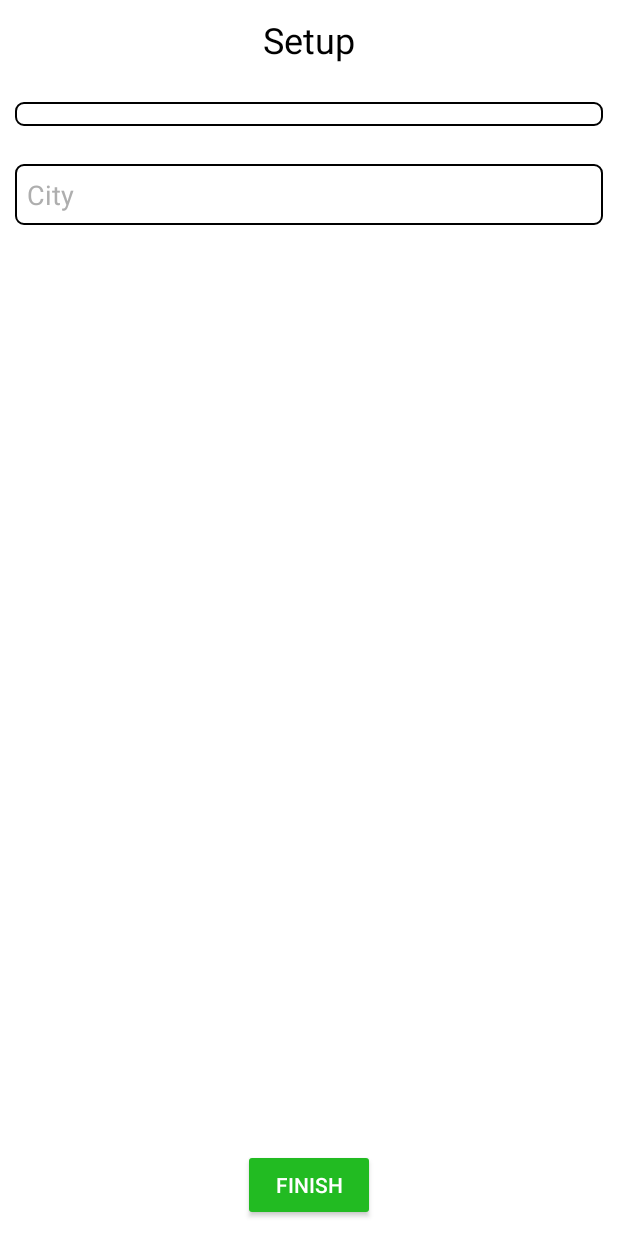
After one commit to Szomti/FindPath, an Android app: the layout activity_setup.xml on its own in the app's theme, with its tools: preview values and no code run, on a phone screen of 412 x 824 dp. The commit adds this screen. Run offline under Robolectric (Android 15) with nearby library versions, the phone set to English and light mode, and no system bars.

Commit message:
Setup Layout; Edited Themes;

```diff
--- /dev/null
+++ b/app/src/main/res/drawable/border_background.xml
@@ -0,0 +1,5 @@
+<shape xmlns:android="http://schemas.android.com/apk/res/android" android:shape="rectangle" >
+    <solid android:color="#00000000" />
+    <stroke android:width="1dip" android:color="#FF000000" />
+    <corners android:radius="5dp"/>
+</shape>
--- a/app/src/main/res/layout/activity_main.xml
+++ b/app/src/main/res/layout/activity_main.xml
@@ -1,18 +1,12 @@
 <?xml version="1.0" encoding="utf-8"?>
-<androidx.constraintlayout.widget.ConstraintLayout xmlns:android="http://schemas.android.com/apk/res/android"
-    xmlns:app="http://schemas.android.com/apk/res-auto"
-    xmlns:tools="http://schemas.android.com/tools"
+<LinearLayout
+    xmlns:android="http://schemas.android.com/apk/res/android"
     android:layout_width="match_parent"
     android:layout_height="match_parent"
-    tools:context=".MainActivity">
+    android:background="@color/white"
+    android:orientation="vertical"
+    android:gravity="bottom|center_horizontal">
 
-    <TextView
-        android:layout_width="wrap_content"
-        android:layout_height="wrap_content"
-        android:text="Hello World!"
-        app:layout_constraintBottom_toBottomOf="parent"
-        app:layout_constraintEnd_toEndOf="parent"
-        app:layout_constraintStart_toStartOf="parent"
-        app:layout_constraintTop_toTopOf="parent" />
 
-</androidx.constraintlayout.widget.ConstraintLayout>
+
+</LinearLayout>
--- /dev/null
+++ b/app/src/main/res/layout/activity_setup.xml
@@ -0,0 +1,55 @@
+<?xml version="1.0" encoding="utf-8"?>
+<androidx.constraintlayout.widget.ConstraintLayout xmlns:android="http://schemas.android.com/apk/res/android"
+    xmlns:app="http://schemas.android.com/apk/res-auto"
+    android:orientation="vertical"
+    android:layout_width="match_parent"
+    android:layout_height="match_parent"
+    android:background="@color/white"
+    android:padding="10dp">
+
+    <TextView
+        android:id="@+id/setupHeader"
+        app:layout_constraintTop_toTopOf="parent"
+        android:layout_width="match_parent"
+        android:layout_height="wrap_content"
+        android:text="Setup"
+        android:textColor="@color/black"
+        android:gravity="center"
+        android:textSize="24sp"/>
+
+    <Spinner
+        android:id="@+id/setupCityList"
+        app:layout_constraintTop_toBottomOf="@id/setupHeader"
+        android:layout_marginTop="25dp"
+
+        android:layout_width="match_parent"
+        android:layout_height="wrap_content"
+        android:background="@drawable/border_background"
+        android:padding="8dp"
+        android:spinnerMode="dropdown" />
+
+    <EditText
+        android:id="@+id/setupCityNameEdit"
+        android:layout_width="match_parent"
+        android:layout_height="wrap_content"
+        android:ems="10"
+        android:layout_marginTop="25dp"
+        android:inputType="textPersonName"
+        android:hint="City"
+        android:background="@drawable/border_background"
+        android:padding="8dp"
+        android:textColorHint="#AEAEAE"
+        android:textColor="@color/black"
+        app:layout_constraintTop_toBottomOf="@id/setupCityList"/>
+
+    <Button
+        android:id="@+id/setupFinishBtn"
+        android:layout_width="wrap_content"
+        android:layout_height="wrap_content"
+        android:text="Finish"
+        android:backgroundTint="#FF22BB22"
+        app:layout_constraintLeft_toLeftOf="parent"
+        app:layout_constraintRight_toRightOf="parent"
+        app:layout_constraintBottom_toBottomOf="parent"/>
+
+</androidx.constraintlayout.widget.ConstraintLayout>
--- a/app/src/main/res/values-night/themes.xml
+++ b/app/src/main/res/values-night/themes.xml
@@ -1,16 +1,5 @@
 <resources xmlns:tools="http://schemas.android.com/tools">
     <!-- Base application theme. -->
-    <style name="Theme.FindPath" parent="Theme.MaterialComponents.DayNight.DarkActionBar">
-        <!-- Primary brand color. -->
-        <item name="colorPrimary">@color/purple_200</item>
-        <item name="colorPrimaryVariant">@color/purple_700</item>
-        <item name="colorOnPrimary">@color/black</item>
-        <!-- Secondary brand color. -->
-        <item name="colorSecondary">@color/teal_200</item>
-        <item name="colorSecondaryVariant">@color/teal_200</item>
-        <item name="colorOnSecondary">@color/black</item>
-        <!-- Status bar color. -->
-        <item name="android:statusBarColor">?attr/colorPrimaryVariant</item>
-        <!-- Customize your theme here. -->
+    <style name="Theme.FindPath" parent="Theme.AppCompat.NoActionBar">
     </style>
 </resources>
--- a/app/src/main/res/values/themes.xml
+++ b/app/src/main/res/values/themes.xml
@@ -1,16 +1,5 @@
 <resources xmlns:tools="http://schemas.android.com/tools">
     <!-- Base application theme. -->
-    <style name="Theme.FindPath" parent="Theme.MaterialComponents.DayNight.DarkActionBar">
-        <!-- Primary brand color. -->
-        <item name="colorPrimary">@color/purple_500</item>
-        <item name="colorPrimaryVariant">@color/purple_700</item>
-        <item name="colorOnPrimary">@color/white</item>
-        <!-- Secondary brand color. -->
-        <item name="colorSecondary">@color/teal_200</item>
-        <item name="colorSecondaryVariant">@color/teal_700</item>
-        <item name="colorOnSecondary">@color/black</item>
-        <!-- Status bar color. -->
-        <item name="android:statusBarColor">?attr/colorPrimaryVariant</item>
-        <!-- Customize your theme here. -->
+    <style name="Theme.FindPath" parent="Theme.AppCompat.NoActionBar">
     </style>
 </resources>
```
